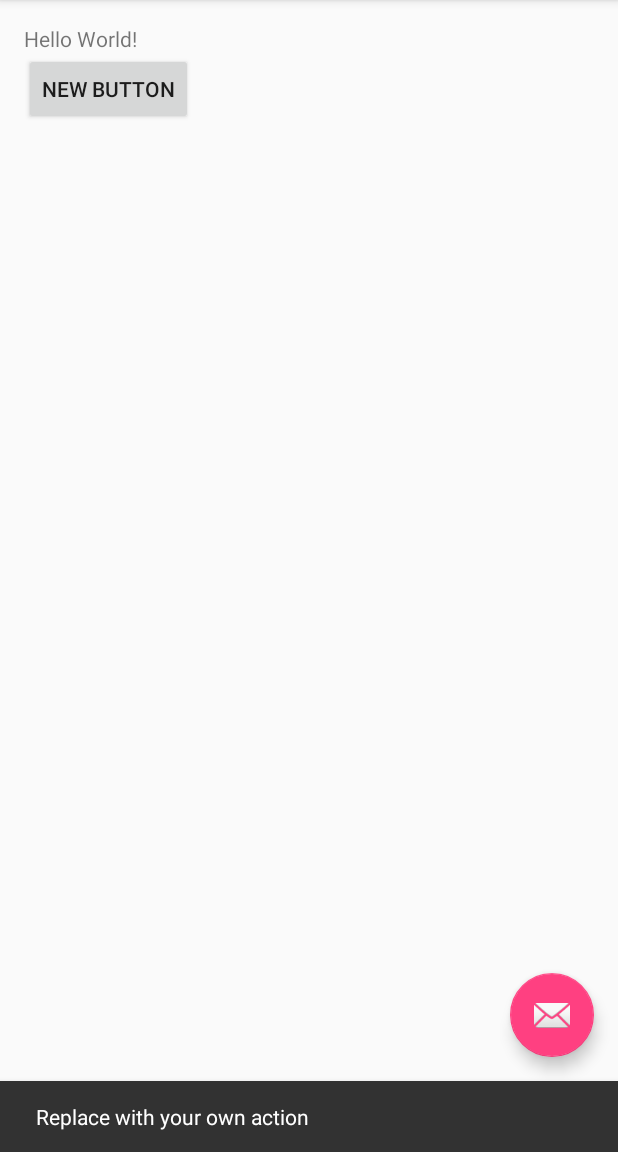
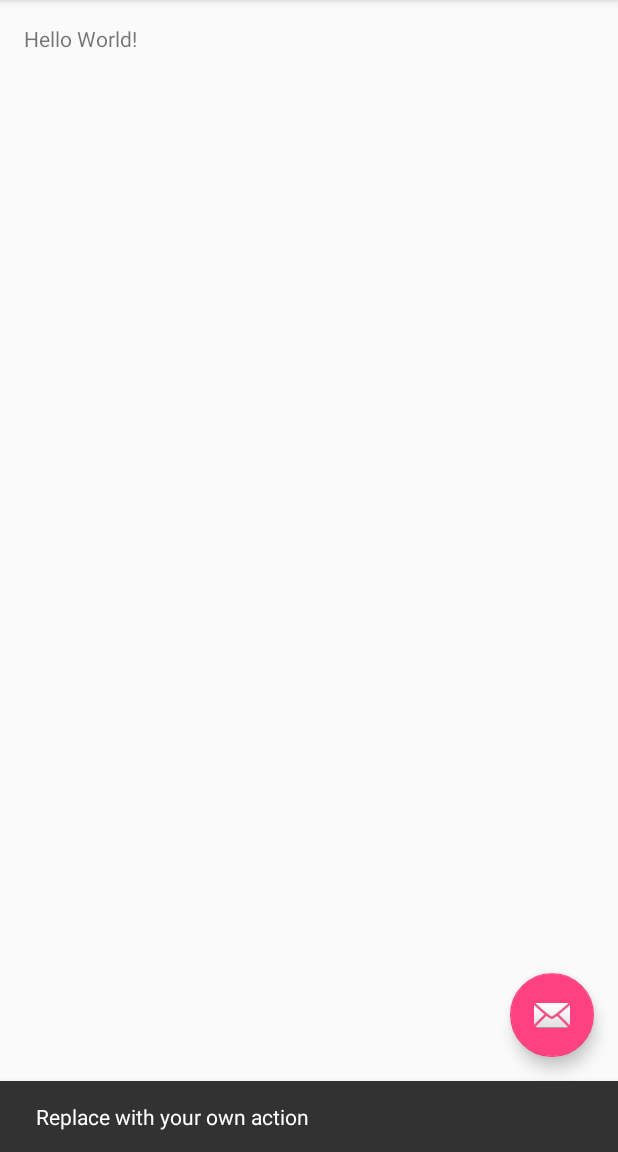
Before and after one commit to ahmedosama20/TheDolab, an Android app: the screen it shows after launch (DolabMainViewActivity), after a tap on an icon or button, on a phone screen of 412 x 824 dp, the part 84-1236 px from its top. Run offline under Robolectric (Android 15) with nearby library versions, the phone set to English and light mode, and no system bars.

Commit message:
Removed Button - OA

```diff
--- a/app/src/main/res/layout/content_dolab_main_view.xml
+++ b/app/src/main/res/layout/content_dolab_main_view.xml
@@ -18,11 +18,4 @@
         android:text="Hello World!"
         android:id="@+id/textView" />
 
-    <Button
-        android:layout_width="wrap_content"
-        android:layout_height="wrap_content"
-        android:text="New Button"
-        android:id="@+id/button"
-        android:layout_below="@+id/textView"
-        android:layout_alignParentStart="true" />
 </RelativeLayout>
```
